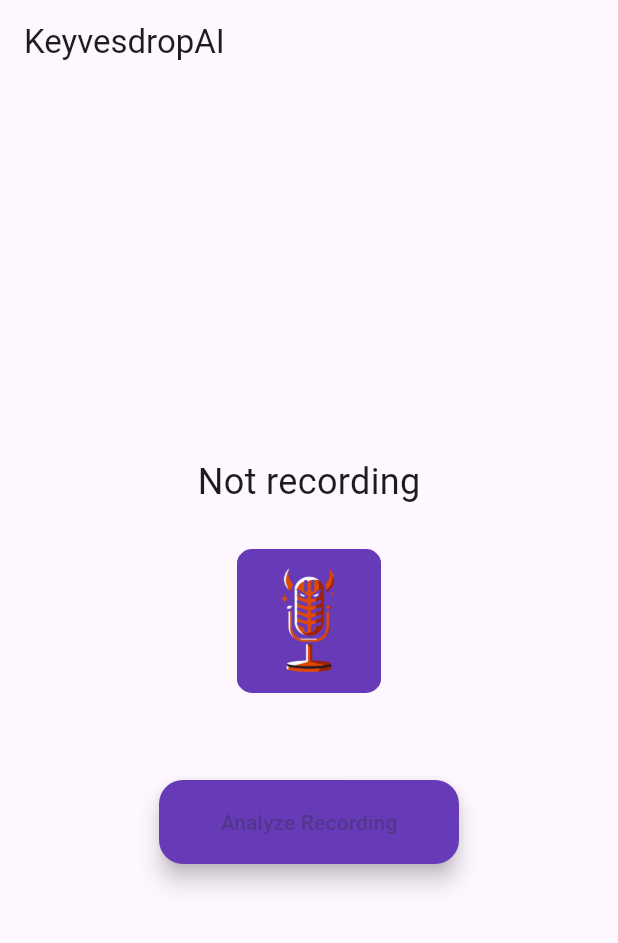
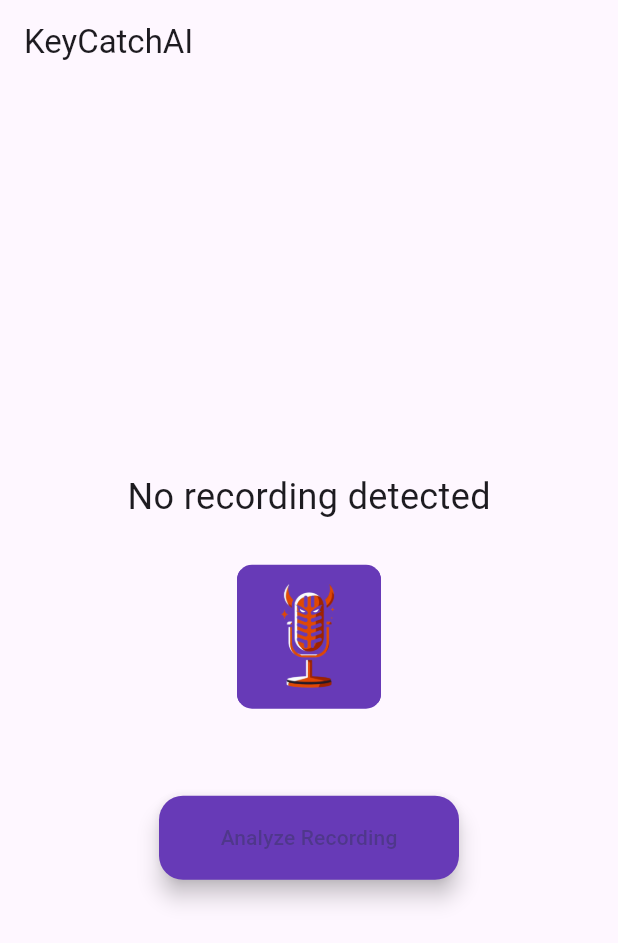
Before and after one commit to 3752V/KeyCatchAI, a Flutter app: the screen it shows after launch, after a tap on "Analyze Recording", on a phone screen of 412 x 824 dp. Shown: the top 943 px of the screen. Run offline on Flutter 3.47's test engine with Material 3 defaults, Android fonts, the phone set to English and light mode, and no system bars; our stand-ins replace permission_handler; missing offline and left inert: flutter_sound, screen_brightness; generated files the repository leaves out were written again.

Commit message:
last commit

```diff
--- a/lib/src/app.dart
+++ b/lib/src/app.dart
@@ -105,6 +105,7 @@ class _RecordingPageState extends State<RecordingPage> {
   bool _isRecording = false;
   File _savedRecording = File("/does_not_exist");
   String recordStatus = "Not recording";
+  String _keylogs = "";
 
   @override
   void dispose() {
@@ -160,6 +161,9 @@ class _RecordingPageState extends State<RecordingPage> {
     print("recording: $_savedRecording");
 
     if (!await _savedRecording.exists()) {
+      setState(() {
+        recordStatus = "No recording detected";
+      });
       print("No recording detected");
     } else {
       var url =
@@ -187,7 +191,11 @@ class _RecordingPageState extends State<RecordingPage> {
           setState(() {
             recordStatus = "Processing Audio...";
           });
-          print(await response.stream.bytesToString());
+          var log = await response.stream.bytesToString();
+          setState(() {
+            _keylogs = log;
+          });
+
           setState(() {
             recordStatus = "Audio processed";
           });
@@ -225,12 +233,16 @@ class _RecordingPageState extends State<RecordingPage> {
   Widget build(BuildContext context) {
     return Scaffold(
       appBar: AppBar(
-        title: const Text('KeyvesdropAI'),
+        title: const Text('KeyCatchAI'),
       ),
       body: Center(
         child: Column(
           mainAxisAlignment: MainAxisAlignment.center,
           children: <Widget>[
+            Text(
+              _keylogs,
+              style: TextStyle(fontSize: 14.0),
+            ),
             Text(recordStatus, style: TextStyle(fontSize: 24.0)),
             const SizedBox(height: 20),
             IconButton(
```
